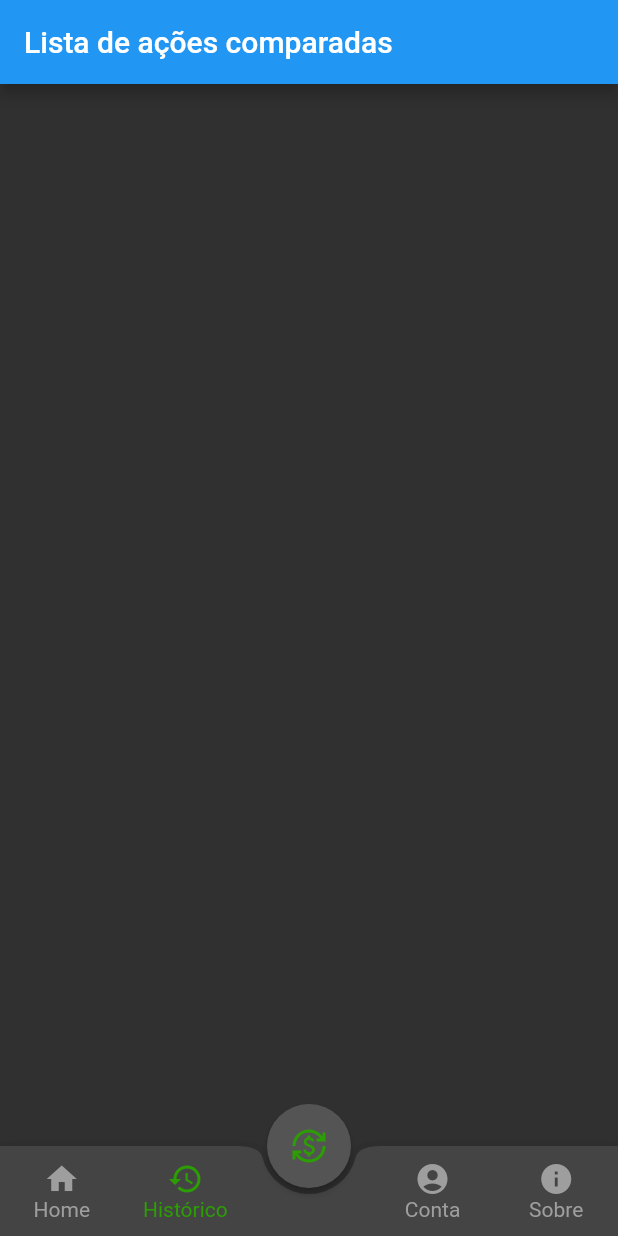
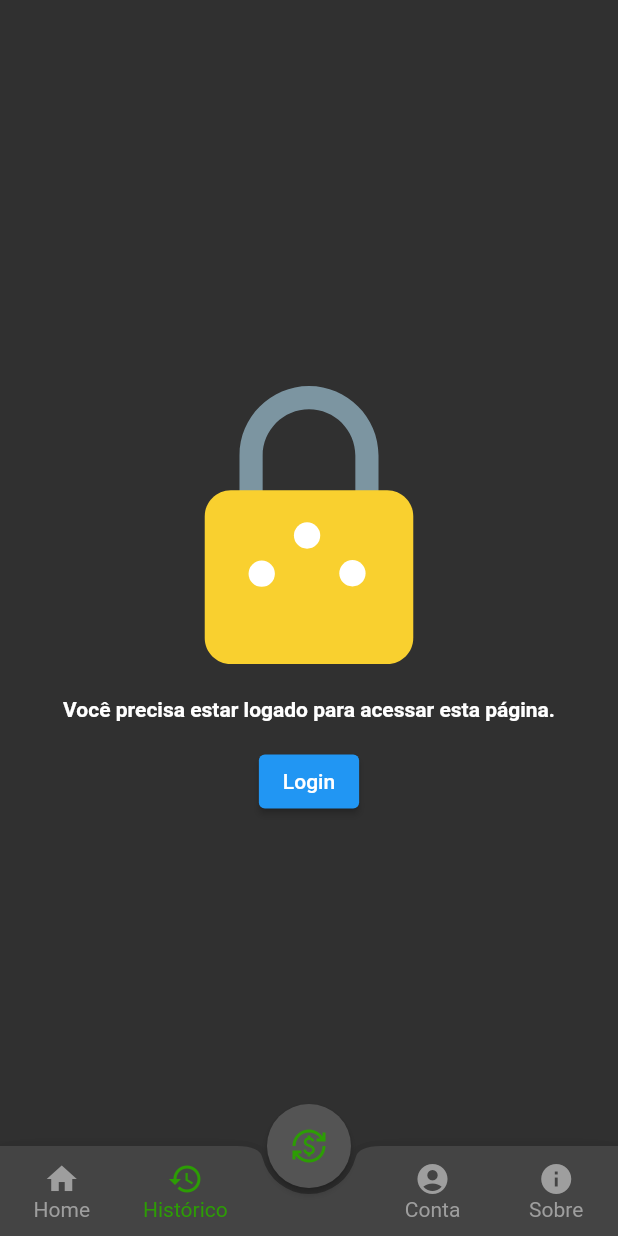
Before and after one commit to andremoreirasmo/ml-invest-app, a Flutter app: the screen it shows after launch, item 2 of the bottom bar chosen, on a phone screen of 412 x 824 dp. Run offline on Flutter 3.47's test engine with Material 2 defaults, Android fonts, the phone set to English and light mode, and no system bars; our stand-ins replace flutter_svg, get, get_storage, lottie, skeletons, syncfusion_flutter_charts; network calls fail.

Commit message:
Initiliazed login strategy

```diff
--- a/lib/main.dart
+++ b/lib/main.dart
@@ -1,17 +1,22 @@
 import 'package:flutter/material.dart';
 import 'package:get/get.dart';
+import 'package:get_storage/get_storage.dart';
 import 'package:ml_invest_app/pages/compare_stock/compare_stock_page.dart';
 import 'package:ml_invest_app/pages/detail_stock_page/detail_stock_page.dart';
+import 'package:ml_invest_app/pages/history_page.dart';
 import 'package:ml_invest_app/pages/home/home_controller.dart';
 import 'package:ml_invest_app/pages/home/home_page.dart';
-import 'package:ml_invest_app/pages/list_page.dart';
+import 'package:ml_invest_app/pages/login/login_page.dart';
 import 'package:ml_invest_app/pages/select_compare_stock_page/select_compare_stock_page.dart';
+import 'package:ml_invest_app/shared/controllers/login_controller.dart';
 import 'package:ml_invest_app/shared/utils/material_color.dart';
 import 'package:ml_invest_app/shared/utils/routes.dart';
 import 'package:ml_invest_app/shared/widgets/fab_bottom_app_bar.dart';
 
-void main() {
+Future<void> main() async {
+  await GetStorage.init();
   Get.put(HomeController());
+  Get.put(LoginController());
 
   runApp(GetMaterialApp(
     theme: ThemeData(
@@ -25,6 +30,7 @@ void main() {
       GetPage(
           name: Routes.selectToCompareStock,
           page: () => SelectCompareStockPage()),
+      GetPage(name: Routes.login, page: () => LoginPage()),
     ],
   ));
 }
@@ -41,7 +47,7 @@ class _MyHomePageState extends State<MyHomePage> {
 
   final List<Widget> _children = [
     HomePage(),
-    ListPage(),
+    HistoryPage(),
     Center(
       child: Text("Third Page"),
     ),
--- /dev/null
+++ b/lib/pages/history_page.dart
@@ -0,0 +1,22 @@
+import 'package:flutter/material.dart';
+import 'package:get/get.dart';
+import 'package:ml_invest_app/shared/controllers/login_controller.dart';
+import 'package:ml_invest_app/shared/utils/widget_util.dart';
+import 'package:ml_invest_app/shared/widgets/need_login.dart';
+
+class HistoryPage extends StatelessWidget {
+  final LoginController _loginController = Get.find();
+
+  HistoryPage({super.key});
+
+  @override
+  Widget build(BuildContext context) {
+    return Scaffold(
+      body: WidgetUtil.showIf(
+        _loginController.user.value != null,
+        () => Text("Logado"),
+        elsif: () => NeedLogin(),
+      ),
+    );
+  }
+}
--- a/lib/pages/list_page.dart
+++ /dev/null
@@ -1,20 +0,0 @@
-import 'package:flutter/material.dart';
-
-class ListPage extends StatefulWidget {
-  const ListPage({super.key});
-
-  @override
-  State<ListPage> createState() => _ListPageState();
-}
-
-class _ListPageState extends State<ListPage> {
-  @override
-  Widget build(BuildContext context) {
-    return Scaffold(
-      appBar: AppBar(
-        title: const Text("Lista de ações comparadas"),
-      ),
-      body: Container(),
-    );
-  }
-}
--- /dev/null
+++ b/lib/shared/controllers/login_controller.dart
@@ -0,0 +1,44 @@
+import 'package:get/get.dart';
+import 'package:get_storage/get_storage.dart';
+import 'package:ml_invest_app/shared/models/user_model.dart';
+import 'package:ml_invest_app/shared/services/login_service.dart';
+import 'package:ml_invest_app/shared/services/user_service.dart';
+
+class LoginController extends GetxController {
+  final _box = GetStorage();
+  final LoginService _loginService = LoginService();
+  final UserService _userService = UserService();
+  final Rx<UserModel?> user = null.obs;
+
+  @override
+  Future<void> onReady() async {
+    super.onReady();
+    verifyIfIsLoggedIn();
+  }
+
+  Future<bool> login(String username, String password) async {
+    var loggedUser = await _loginService.login(username, password);
+
+    var loggedIn = loggedUser != null;
+
+    if (loggedIn) {
+      _box.write('access_token', loggedUser.accessToken);
+      user(loggedUser);
+    }
+
+    return loggedIn;
+  }
+
+  verifyIfIsLoggedIn() async {
+    String? token = _box.read('access_token');
+
+    if (token != null) {
+      var loggedUser = await _userService.getUser(token);
+
+      if (loggedUser != null) {
+        loggedUser.accessToken = token;
+        user(loggedUser);
+      }
+    }
+  }
+}
--- /dev/null
+++ b/lib/shared/models/http_client_enum.dart
@@ -0,0 +1 @@
+enum HttpRequestEnum { get, post }
--- /dev/null
+++ b/lib/shared/models/user_model.dart
@@ -0,0 +1,27 @@
+class UserModel {
+  String? accessToken;
+  String? id;
+  String? email;
+  String? name;
+  String? password;
+
+  UserModel({this.accessToken, this.id, this.email, this.name, this.password});
+
+  UserModel.fromJson(Map<String, dynamic> json) {
+    accessToken = json["access_token"];
+    id = json["id"];
+    email = json["email"];
+    name = json["name"];
+    password = json["password"];
+  }
+
+  Map<String, dynamic> toJson() {
+    final Map<String, dynamic> _data = <String, dynamic>{};
+    _data["access_token"] = accessToken;
+    _data["id"] = id;
+    _data["email"] = email;
+    _data["name"] = name;
+    _data["password"] = password;
+    return _data;
+  }
+}
--- /dev/null
+++ b/lib/shared/services/login_service.dart
@@ -0,0 +1,21 @@
+import 'package:ml_invest_app/shared/errors/error_handler.dart';
+import 'package:ml_invest_app/shared/models/http_client_enum.dart';
+import 'package:ml_invest_app/shared/models/user_model.dart';
+import 'package:ml_invest_app/shared/services/api_url.dart';
+import 'package:ml_invest_app/shared/services/http_client.dart';
+
+class LoginService {
+  final HttpClient _http = HttpClient();
+  static String url = "${ApiUrl.url}/auth/login";
+
+  Future<UserModel?> login(String username, String password) async {
+    try {
+      dynamic response = await _http.request(HttpRequestEnum.post, url);
+
+      return UserModel.fromJson(response);
+    } catch (error) {
+      ErrorHandler.handleError(error);
+      return null;
+    }
+  }
+}
--- /dev/null
+++ b/lib/shared/services/user_service.dart
@@ -0,0 +1,22 @@
+import 'package:ml_invest_app/shared/errors/error_handler.dart';
+import 'package:ml_invest_app/shared/models/http_client_enum.dart';
+import 'package:ml_invest_app/shared/models/user_model.dart';
+import 'package:ml_invest_app/shared/services/api_url.dart';
+import 'package:ml_invest_app/shared/services/http_client.dart';
+
+class UserService {
+  final HttpClient _http = HttpClient();
+  static String url = "${ApiUrl.url}/user";
+
+  Future<UserModel?> getUser(String authToken) async {
+    try {
+      dynamic response =
+          await _http.request(HttpRequestEnum.get, url, authToken: authToken);
+
+      return UserModel.fromJson(response);
+    } catch (error) {
+      ErrorHandler.handleError(error);
+      return null;
+    }
+  }
+}
--- a/lib/shared/utils/routes.dart
+++ b/lib/shared/utils/routes.dart
@@ -3,4 +3,5 @@ class Routes {
   static const String detailStock = '/detailStock';
   static const String selectToCompareStock = '/selectToCompareStock';
   static const String compareStock = '/compareStock';
+  static const String login = '/login';
 }
--- a/lib/shared/utils/widget_util.dart
+++ b/lib/shared/utils/widget_util.dart
@@ -11,8 +11,12 @@ class WidgetUtil {
     return widgets;
   }
 
-  static Widget showIf(bool value, Function() getWidget) {
-    return (value) ? getWidget() : const SizedBox.shrink();
+  static Widget showIf(bool value, Function() getWidget, {Function()? elsif}) {
+    return (value)
+        ? getWidget()
+        : elsif != null
+            ? elsif()
+            : const SizedBox.shrink();
   }
 
   static Widget showLoading(bool isLoading, Function() getWidget) {
--- /dev/null
+++ b/lib/shared/widgets/need_login.dart
@@ -0,0 +1,38 @@
+import 'package:flutter/material.dart';
+import 'package:get/get.dart';
+import 'package:lottie/lottie.dart';
+import 'package:ml_invest_app/shared/utils/routes.dart';
+
+class NeedLogin extends StatelessWidget {
+  const NeedLogin({super.key});
+
+  @override
+  Widget build(BuildContext context) {
+    return Center(
+      child: Padding(
+        padding: const EdgeInsets.all(16.0),
+        child: Column(
+          mainAxisAlignment: MainAxisAlignment.center,
+          children: [
+            const SizedBox(height: 16),
+            Lottie.asset(
+              'assets/lottie/lock.json',
+              width: 250,
+              height: 230,
+            ),
+            const Text(
+              "Você precisa estar logado para acessar esta página.",
+              style:
+                  TextStyle(color: Colors.white, fontWeight: FontWeight.w600),
+            ),
+            const SizedBox(height: 16),
+            ElevatedButton(
+              onPressed: () => Get.toNamed(Routes.login),
+              child: const Text('Login'),
+            ),
+          ],
+        ),
+      ),
+    );
+  }
+}
--- a/pubspec.yaml
+++ b/pubspec.yaml
@@ -44,6 +44,7 @@ dependencies:
   collection: ^1.17.0
   flutter_svg: ^2.0.5
   lottie: ^2.3.2
+  get_storage: ^2.1.1
 
 dev_dependencies:
   flutter_test:
```
Also changed, not shown: assets/lottie/lock.json (added, +1 -0 lines), lib/pages/login/login_page.dart (added, +51 -0 lines), lib/shared/services/http_client.dart (+18 -3 lines), lib/shared/services/stock_service.dart (+5 -4 lines), pubspec.lock.
